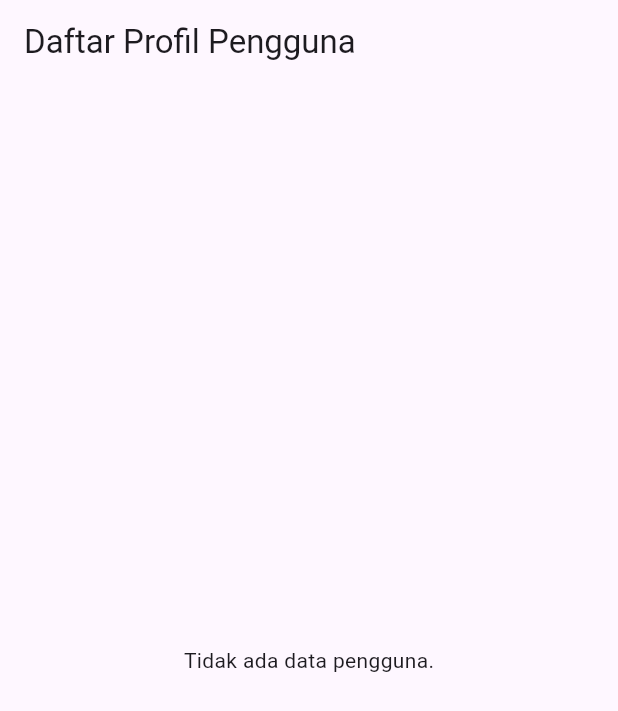
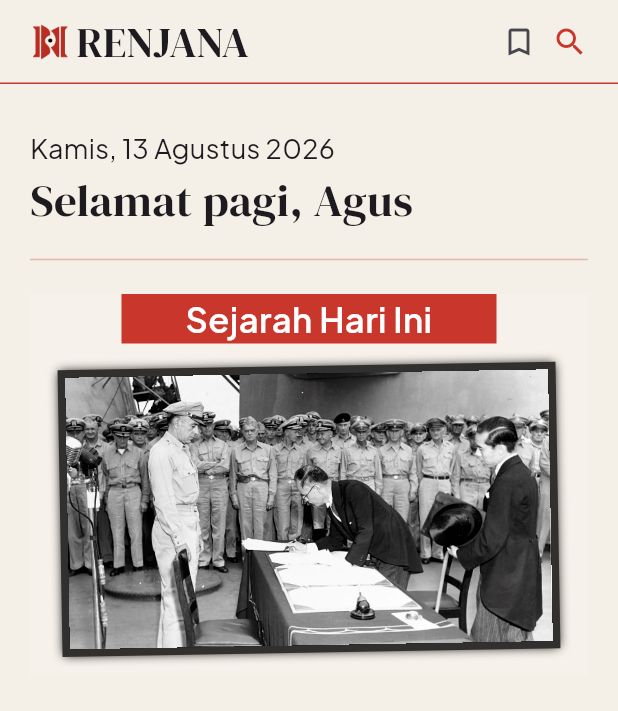
Before and after one commit to ShineyVamp/RenjanaApp, a Flutter app: the Home screen opened directly, on a phone screen of 412 x 824 dp. Shown: the top 711 px of the screen. Run offline on Flutter 3.47's test engine with Material 3 defaults, Android fonts, the light colour scheme and no system bars; our stand-ins replace device_preview, google_fonts, lottie, sqflite; missing offline and left inert: control_style; accounts and stored records are empty; statements that could not run were skipped.

Commit message:
Pengerjaan HomePage

```diff
--- a/lib/views/home.dart
+++ b/lib/views/home.dart
@@ -1,6 +1,7 @@
 import 'package:flutter/material.dart';
-import 'package:renjana/database/db_helper.dart';
-import 'package:renjana/models/user_model.dart';
+import 'package:google_fonts/google_fonts.dart';
+import 'package:intl/intl.dart';
+import 'dart:math' as math;
 
 class Home extends StatefulWidget {
   const Home({super.key});
@@ -10,194 +11,128 @@ class Home extends StatefulWidget {
 }
 
 class _HomeState extends State<Home> {
-  void _refreshList() {
-    setState(() {});
-  }
-
   @override
   Widget build(BuildContext context) {
-    return Scaffold(
-      appBar: AppBar(title: Text("Daftar Profil Pengguna")),
-      body: Column(
+    return ConstrainedBox(
+      constraints: BoxConstraints(maxWidth: 700),
+      child: Scaffold(
+        backgroundColor: Color(0xffF4F0E7),
+        appBar: AppBar(
+          backgroundColor: Colors.transparent,
+          title: Row(
             children: [
-          Expanded(
-            child: FutureBuilder<List<UserSQLModel>>(
-              future: DbHelper().getAllUser(),
-              builder: (context, snapshot) {
-                if (snapshot.connectionState == ConnectionState.waiting) {
-                  return const Center(child: CircularProgressIndicator());
-                }
-
-                if (snapshot.hasError) {
-                  return Center(
-                    child: Text('Terjadi kesalahan: ${snapshot.error}'),
-                  ); // Center
-                }
-
-                if (!snapshot.hasData || snapshot.data!.isEmpty) {
-                  return const Center(
-                    child: Text('Tidak ada data pengguna.'),
-                  ); // Center
-                }
-
-                final daftarPengguna = snapshot.data!;
-
-                return ListView.builder(
-                  itemCount: daftarPengguna.length,
-                  itemBuilder: (context, index) {
-                    final user = daftarPengguna[index];
-                    return Card(
-                      child: ListTile(
-                        leading: const CircleAvatar(
-                          child: Icon(Icons.person),
-                        ), // CircleAvatar
-                        title: Text(user.email),
-                        subtitle: Text('Password: ${user.password}'),
-                        trailing: Row(
-                          mainAxisSize: MainAxisSize.min,
+              Image.asset("assets/images/Rlogos.png", width: 35),
+              Text("RENJANA", style: GoogleFonts.dmSerifDisplay(fontSize: 28)),
+            ],
+          ),
+          actions: [
+            Padding(
+              padding: EdgeInsets.only(right: 20),
+              child: Row(
+                spacing: 10,
                 children: [
-                            IconButton(
-                              onPressed: () {
-                                _showBottomSheet(
-                                  context,
-                                  daftarPengguna[index],
-                                );
-                              },
-                              icon: Icon(Icons.edit),
+                  Icon(Icons.bookmark_border),
+                  Icon(Icons.search, color: Color(0xffC9362B)),
+                ],
               ),
-                            IconButton(
-                              onPressed: () {
-                                _showBottomSheet(
-                                  context,
-                                  daftarPengguna[index],
-                                );
-                              },
-                              icon: Icon(Icons.delete),
+            ),
+          ],
+          shape: Border(bottom: BorderSide(color: Color(0xffC9362B))),
+        ),
+        body: SingleChildScrollView(
+          child: Padding(
+            padding: const EdgeInsets.symmetric(horizontal: 20, vertical: 30),
+            child: Column(
+              crossAxisAlignment: CrossAxisAlignment.start,
+              children: [
+                Text(
+                  DateFormat(
+                    "EEEE, dd MMMM yyyy",
+                    'id_ID',
+                  ).format(DateTime.now()),
+                  style: GoogleFonts.plusJakartaSans(fontSize: 18),
+                ),
+                Text(
+                  "Selamat pagi, Agus",
+                  style: GoogleFonts.dmSerifDisplay(fontSize: 30),
+                ),
+                SizedBox(height: 10),
+                Divider(color: Color(0x50C9362B)),
+                SizedBox(height: 15),
+                Container(
+                  width: double.infinity,
+                  decoration: BoxDecoration(
+                    color: Color(0x50F9F2EF),
+                    // border: BoxBorder.all(color: Color(0x50C9362B)),
+                  ),
+                  child: Column(
+                    children: [
+                      Column(
+                        children: [
+                          Container(
+                            width: 250,
+                            color: Color(0xffC9362B),
+                            child: Text(
+                              "Sejarah Hari Ini",
+                              style: GoogleFonts.plusJakartaSans(
+                                fontSize: 23,
+                                fontWeight: FontWeight.w600,
+                                color: Colors.white
+                              ),textAlign: TextAlign.center,
+                            ),
+                          ),
+                          SizedBox(height: 20),
+                          Padding(
+                            padding: const EdgeInsets.symmetric(horizontal: 25),
+                            child: SizedBox(
+                              width: double.infinity,
+                              child: AspectRatio(
+                                aspectRatio: 16 / 9,
+                                child: Transform.rotate(
+                                  angle: -1 * (math.pi / 180),
+                                  child: Container(
+                                    height: 10,
+                                    width: 100,
+                                    decoration: BoxDecoration(
+                                      boxShadow: [
+                                        BoxShadow(
+                                          color: Colors.black,
+                                          blurRadius: 5,
+                                          spreadRadius: 4,
+                                        ),
+                                      ],
+                                      border: Border.all(
+                                        color: Color(0xff32302E),
+                                        strokeAlign:
+                                            BorderSide.strokeAlignOutside,
+                                        width: 5,
+                                      ),
+                                    ),
+                                    child: Image.asset(
+                                      alignment: Alignment.center,
+                                      'assets/images/1308history.png',
+                                      fit: BoxFit.cover,
+                                      // width: 100,
+                                    ),
+                                  ),
+                                ),
+                              ),
+                            ),
                           ),
                         ],
                       ),
-                      ), // ListTile
-                    ); // Card
-                  },
-                ); // ListView.builder
-              },
-            ), // FutureBuilder
+                      SizedBox(height: 20),
+                      Container(
+
+                      )
+                    ],
+                  ),
                 ),
               ],
             ),
-    );
-  }
-
-  void _showBottomSheet(BuildContext context, UserSQLModel user) {
-    final namaController = TextEditingController(text: user.nama);
-    final emailController = TextEditingController(text: user.email);
-    final noHpController = TextEditingController(text: user.noHp);
-    final passController = TextEditingController(text: user.password);
-
-    showModalBottomSheet(
-      context: context,
-      isScrollControlled: true,
-      shape: const RoundedRectangleBorder(
-        borderRadius: BorderRadius.vertical(top: Radius.circular(20)),
-      ), // RoundedRectangleBorder
-      builder: (context) {
-        return Padding(
-          padding: EdgeInsets.only(
-            bottom: MediaQuery.of(context).viewInsets.bottom,
-            left: 16,
-            right: 16,
-            top: 16,
-          ), // EdgeInsets.only
-          child: Column(
-            mainAxisSize: MainAxisSize.min,
-            children: [
-              const Text(
-                'Kelola Pengguna',
-                style: TextStyle(fontSize: 18, fontWeight: FontWeight.bold),
-              ), // Text
-              const SizedBox(height: 16),
-              TextField(
-                controller: emailController,
-                decoration: const InputDecoration(
-                  labelText: 'Email',
-                  border: OutlineInputBorder(),
-                ), // InputDecoration
-              ), // TextField
-              const SizedBox(height: 10),
-              TextField(
-                controller: passController,
-                decoration: const InputDecoration(
-                  labelText: 'Password',
-                  border: OutlineInputBorder(),
-                ), // InputDecoration
-              ), // TextField
-              const SizedBox(height: 20),
-              Row(
-                mainAxisAlignment: MainAxisAlignment.spaceEvenly,
-                children: [
-                  ElevatedButton.icon(
-                    style: ElevatedButton.styleFrom(
-                      backgroundColor: Colors.blue,
           ),
-                    icon: const Icon(Icons.edit, color: Colors.white),
-                    label: const Text(
-                      'Update',
-                      style: TextStyle(color: Colors.white),
-                    ), // Text
-                    onPressed: () async {
-                      if (user.id != null) {
-                        final updatedUser = UserSQLModel(
-                          id: user.id,
-                          nama: namaController.text.trim(),
-                          email: emailController.text.trim(),
-                          noHp: noHpController.text.trim(),
-                          password: passController.text,
-                        ); // UserModelSQL
-
-                        bool success = await DbHelper().updateUser(updatedUser);
-                        if (success && context.mounted) {
-                          Navigator.pop(context);
-                          _refreshList();
-                          ScaffoldMessenger.of(context).showSnackBar(
-                            const SnackBar(
-                              content: Text('Data berhasil diperbarui'),
-                            ), // SnackBar
+        ),
+      ),
     );
   }
 }
-                    },
-                  ), // ElevatedButton.icon
-                  ElevatedButton.icon(
-                    style: ElevatedButton.styleFrom(
-                      backgroundColor: Colors.red,
-                    ),
-                    icon: const Icon(Icons.delete, color: Colors.white),
-                    label: const Text(
-                      'Delete',
-                      style: TextStyle(color: Colors.white),
-                    ), // Text
-                    onPressed: () async {
-                      if (user.id != null) {
-                        await DbHelper().deleteUser(user.id!);
-                        if (context.mounted) {
-                          Navigator.pop(context);
-                          _refreshList();
-                          ScaffoldMessenger.of(context).showSnackBar(
-                            const SnackBar(
-                              content: Text('Data berhasil dihapus'),
-                            ), // SnackBar
-                          );
-                        }
-                      }
-                    },
-                  ), // ElevatedButton.icon
-                ],
-              ), // Row
-              const SizedBox(height: 20),
-            ],
-          ), // Column
-        ); // Padding
-      },
-    );
-  }
-}
--- a/lib/views/oboarding/onboarding1.dart
+++ b/lib/views/oboarding/onboarding1.dart
@@ -16,12 +16,12 @@ class _Onboarding1State extends State<Onboarding1> {
         body: Stack(
           fit: StackFit.expand,
           children: [
-            Image.asset('assets/images/onboardin1.jpg', fit: BoxFit.fitHeight),
+            Image.asset('assets/images/onboardin1.jpg', fit: BoxFit.cover),
             Positioned(
               top: 700,
               child: Container(
                 height: 200,
-                width: 400,
+                width: 600,
                 foregroundDecoration: BoxDecoration(
                   shape: BoxShape.rectangle,
                   boxShadow: [
--- a/lib/views/onboarding.dart
+++ b/lib/views/onboarding.dart
@@ -59,6 +59,7 @@ class _OnboardingState extends State<Onboarding> {
     return Scaffold(
       backgroundColor: Color(0xffF4F0E7),
       body: Stack(
+        alignment: AlignmentGeometry.bottomCenter,
         children: [
           Container(
             color: Colors.transparent,
--- a/pubspec.yaml
+++ b/pubspec.yaml
@@ -44,6 +44,7 @@ dependencies:
   shared_preferences: ^2.5.5
   sqflite: ^2.4.3
   path: ^1.9.1
+  device_preview: ^3.0.0-prerelease3
 dev_dependencies:
   flutter_test:
     sdk: flutter
```
Also changed, not shown: lib/main.dart (+12 -3 lines), lib/views/login_page.dart (+7 -1 lines), lib/views/register_page.dart (+7 -1 lines), assets/images/1308history.png (added), pubspec.lock. Lines whose indentation alone changed are shown as unchanged.
